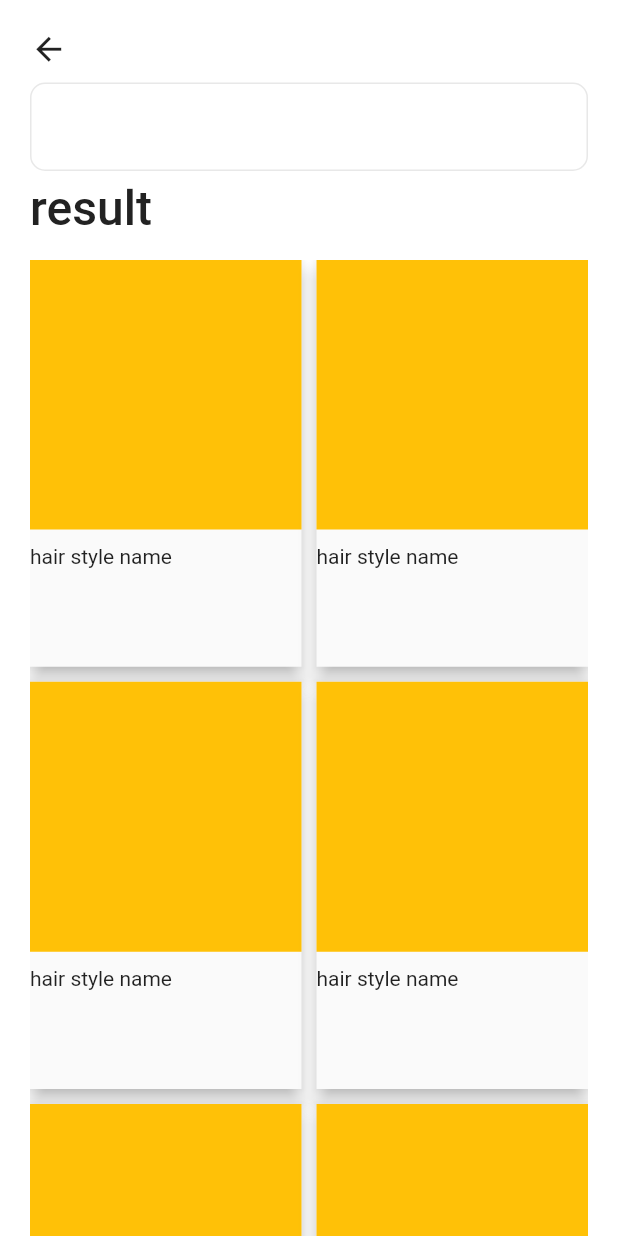
After one commit to pendant-k/2022_global_capstone_hair_heist, a Flutter app: the SearchResultPage screen opened directly, on a phone screen of 412 x 824 dp. The commit adds this screen. Run offline on Flutter 3.47's test engine with Material 2 defaults, Android fonts, the phone set to English and light mode, and no system bars; our stand-ins replace dotted_line, firebase_core, flutter_screenutil, get, get_storage; accounts and stored records are empty.

Commit message:
Add Search Result Page

```diff
--- a/lib/app/ui/search/view/search_page.dart
+++ b/lib/app/ui/search/view/search_page.dart
@@ -5,6 +5,7 @@ import 'package:get/get.dart';
 // configs
 import 'package:hair_heist/app/config/palette.dart';
 import 'package:hair_heist/app/config/global_styles.dart';
+import 'package:hair_heist/app/ui/search/view/search_result_page.dart';
 
 class SearchPage extends StatelessWidget {
   const SearchPage({super.key});
@@ -33,6 +34,11 @@ class SearchPage extends StatelessWidget {
                 decoration: InputDecoration(
                   hintText: 'Search by keyword',
                 ),
+                onSubmitted: (value) {
+                  if (value.trim().isNotEmpty) {
+                    Get.to(() => SearchResultPage());
+                  }
+                },
               ),
             ),
             SizedBox(
@@ -83,3 +89,4 @@ class SearchPage extends StatelessWidget {
 
 // TODO: Home Banner position
 // TODO: Hint text 내용 수정
+// Recent keywords -> Get storage
--- /dev/null
+++ b/lib/app/ui/search/view/search_result_page.dart
@@ -0,0 +1,95 @@
+import 'package:flutter/material.dart';
+import 'package:flutter_screenutil/flutter_screenutil.dart';
+import 'package:get/get.dart';
+
+import '../../../config/global_styles.dart';
+import '../../../config/palette.dart';
+
+class SearchResultPage extends StatelessWidget {
+  const SearchResultPage({super.key});
+
+  @override
+  Widget build(BuildContext context) {
+    return Scaffold(
+      appBar: PreferredSize(
+        preferredSize: Size(double.infinity, 120.w),
+        child: Container(
+          color: Colors.white,
+          child: Padding(
+            padding: EdgeInsets.only(
+              top: MediaQuery.of(context).padding.top + 20.w,
+              left: 20.w,
+              right: 20.w,
+            ),
+            child: Column(
+              crossAxisAlignment: CrossAxisAlignment.start,
+              children: [
+                GestureDetector(
+                  onTap: () {
+                    Get.back();
+                  },
+                  child: Icon(
+                    Icons.arrow_back,
+                    size: 25.w,
+                  ),
+                ),
+                SizedBox(height: 10.w),
+                TextField(),
+              ],
+            ),
+          ),
+        ),
+      ),
+      body: Container(
+          color: Colors.white,
+          width: double.infinity,
+          padding: EdgeInsets.fromLTRB(20.w, 0, 20.w, 0),
+          child: Column(
+            crossAxisAlignment: CrossAxisAlignment.start,
+            children: [
+              Text(
+                'result',
+                style: GlobalStyle.primaryText.copyWith(
+                  fontSize: 32.sp,
+                  fontWeight: FontWeight.w500,
+                ),
+              ),
+              SizedBox(height: 15.w),
+              Expanded(
+                child: RefreshIndicator(
+                  onRefresh: () async {
+                    print('refresh search result list');
+                  },
+                  child: GridView.builder(
+                    gridDelegate: SliverGridDelegateWithFixedCrossAxisCount(
+                      crossAxisCount: 2,
+                      childAspectRatio: 1 / 1.5,
+                      mainAxisSpacing: 10.w,
+                      crossAxisSpacing: 10.w,
+                    ),
+                    itemBuilder: (context, idx) => Material(
+                      elevation: 5,
+                      child: Container(
+                        child: Column(
+                          mainAxisSize: MainAxisSize.min,
+                          crossAxisAlignment: CrossAxisAlignment.start,
+                          children: [
+                            Container(
+                              width: double.infinity,
+                              height: 180.w,
+                              color: Colors.amber,
+                            ),
+                            SizedBox(height: 10.w),
+                            Text('hair style name'),
+                          ],
+                        ),
+                      ),
+                    ),
+                  ),
+                ),
+              )
+            ],
+          )),
+    );
+  }
+}
```
